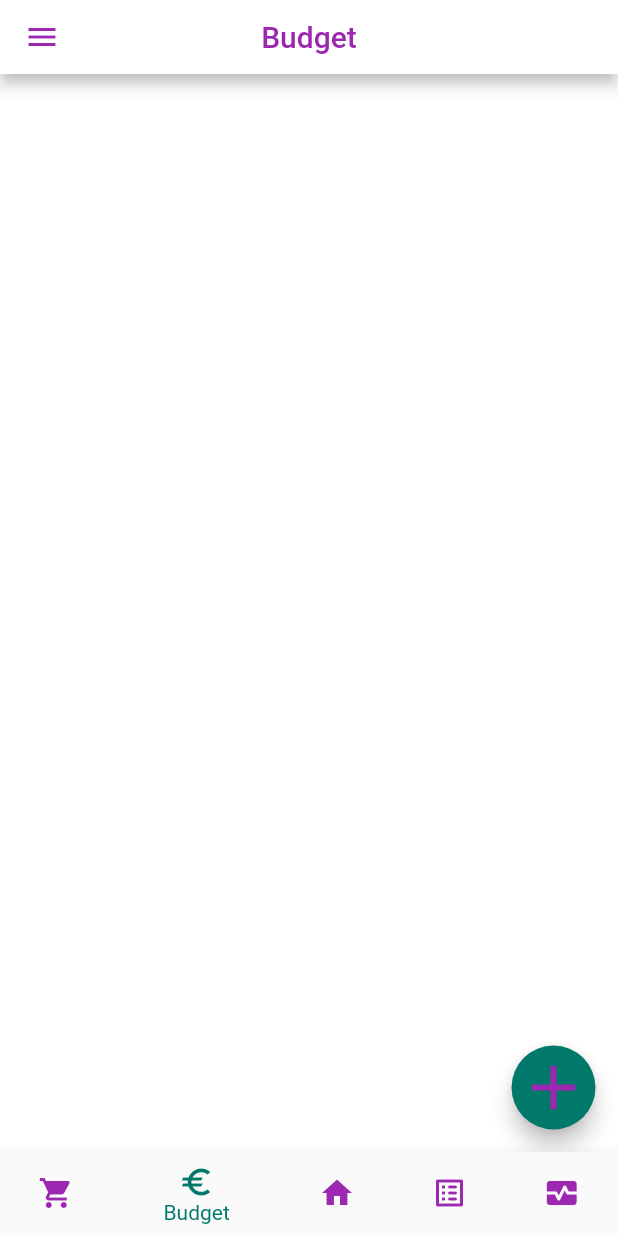
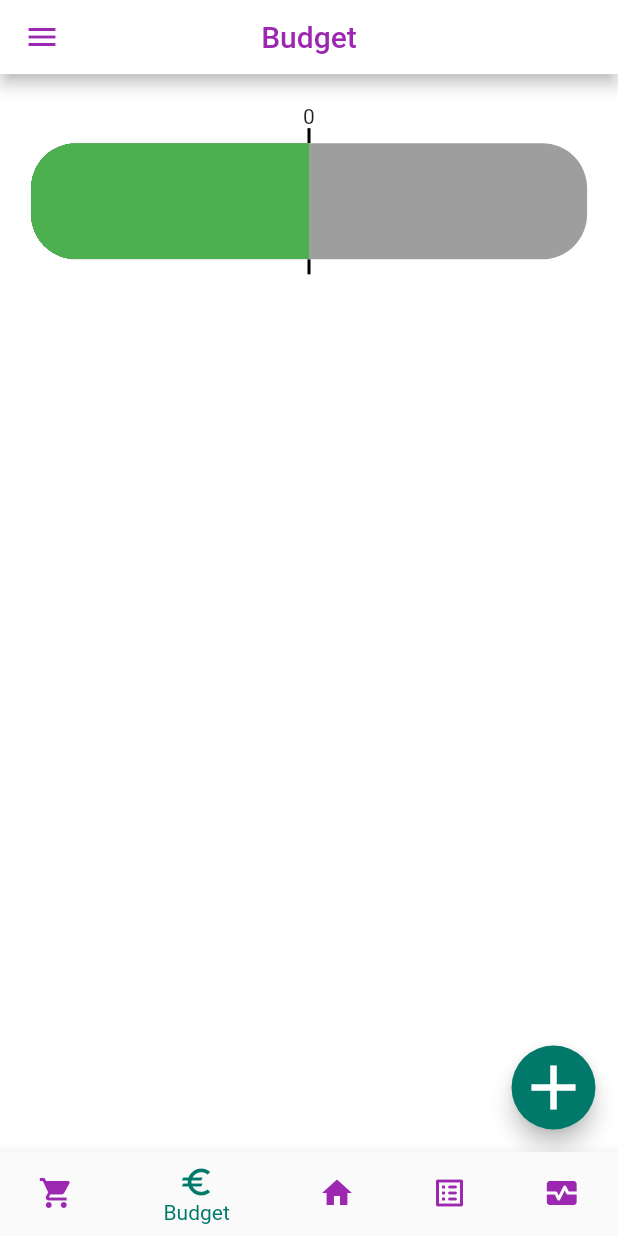
Before and after one commit to Ben-PP/app105, a Flutter app: the screen it shows after launch, item 2 of the bottom bar chosen, on a phone screen of 412 x 824 dp. Run offline on Flutter 3.47's test engine with Material 2 defaults, Android fonts, the light colour scheme and no system bars.

Commit message:
Added budget bar

```diff
--- a/lib/budget/budget_page.dart
+++ b/lib/budget/budget_page.dart
@@ -13,6 +13,7 @@ class BudgetPage extends StatefulWidget {
 
 class _BudgetPageState extends State<BudgetPage> {
   late final double screenHeight;
+  late final double screenWidth;
   var isInitialized = false;
 
   @override
@@ -23,6 +24,7 @@ class _BudgetPageState extends State<BudgetPage> {
           (MediaQuery.of(context).size.height -
                   MediaQuery.of(context).viewPadding.top) *
               SizesGlobal.appBarHeight;
+      screenWidth = MediaQuery.of(context).size.width;
 
       isInitialized = true;
     }
@@ -38,19 +40,54 @@ class _BudgetPageState extends State<BudgetPage> {
       child: Stack(
         alignment: Alignment.center,
         children: [
-          Column(),
+          Padding(
+            padding: const EdgeInsets.symmetric(horizontal: 5, vertical: 20),
+            child: Column(
+              children: [
+                const Text('0'),
+                Container(
+                  color: Colors.black,
+                  height: 10,
+                  width: 2,
+                ),
+                Container(
+                  width: screenWidth * 0.9,
+                  height: screenHeight * 0.1,
+                  decoration: BoxDecoration(
+                    borderRadius: BorderRadius.circular(30),
+                    color: Colors.grey,
+                  ),
+                  clipBehavior: Clip.hardEdge,
+                  child: Stack(
+                    children: [
+                      Container(
+                        width: screenWidth * 0.9 * 0.5,
+                        height: double.infinity,
+                        color: Colors.green,
+                      )
+                    ],
+                  ),
+                ),
+                Container(
+                  color: Colors.black,
+                  height: 10,
+                  width: 2,
+                ),
+              ],
+            ),
+          ),
+          // Floating action button
           Align(
             alignment: Alignment.bottomRight,
             child: Padding(
               padding: const EdgeInsets.only(bottom: 15, right: 15),
               child: FloatingActionButton(
+                onPressed: () {},
                 child: Icon(
                   Icons.add,
                   size: 50,
-                  color: Theme.of(context).colorScheme.onPrimary,
+                  color: Theme.of(context).colorScheme.onSecondary,
                 ),
-                isExtended: false,
-                onPressed: () {},
               ),
             ),
           ),
```
